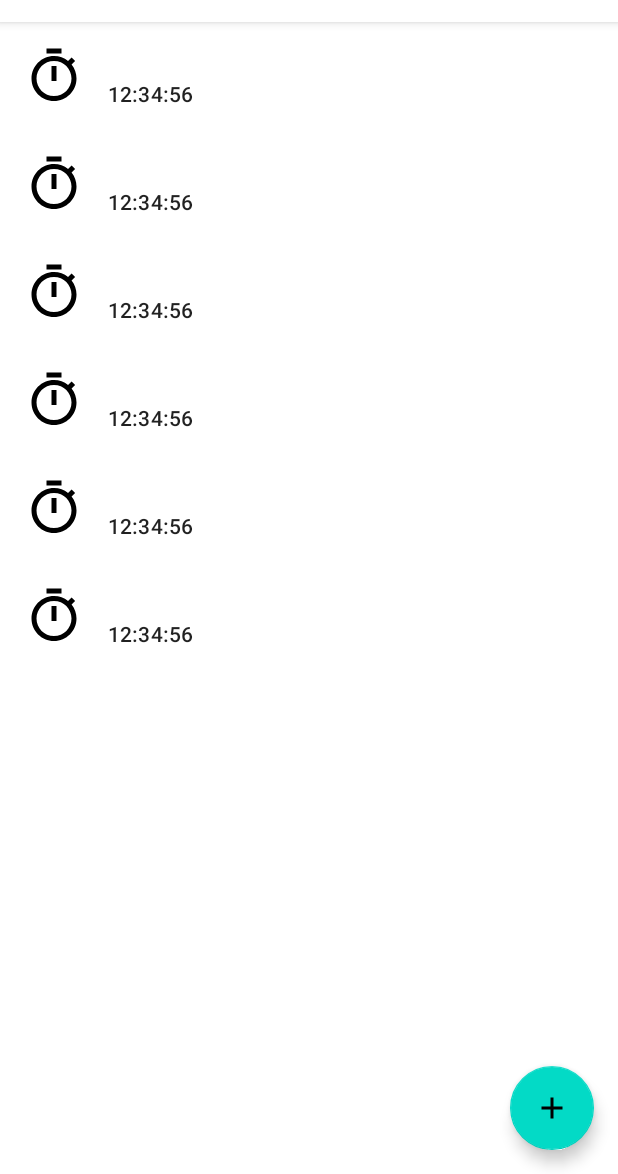
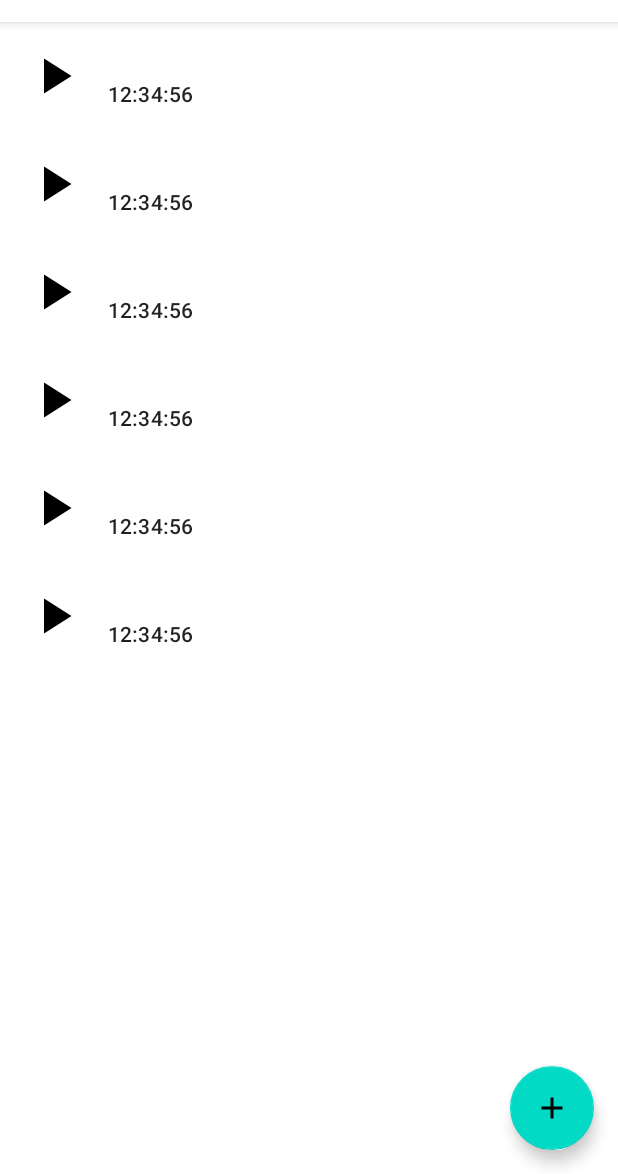
Before and after one commit to csandiego/timesup-android-kotlin, an Android app: the layout fragment_presets.xml on its own in the app's theme, with its tools: preview values and no code run, on a phone screen of 412 x 824 dp, the part 62-1236 px from its top. Run offline under Robolectric (Android 15) with nearby library versions, the phone set to English and light mode, and no system bars.

Commit message:
Update list item icon

```diff
--- a/app/src/main/java/com/github/csandiego/timesup/presets/PresetsFragment.kt
+++ b/app/src/main/java/com/github/csandiego/timesup/presets/PresetsFragment.kt
@@ -165,7 +165,7 @@ class PresetsFragment @Inject constructor(viewModelFactory: ViewModelProvider.Fa
         ) = false
 
         override fun onSwiped(viewHolder: RecyclerView.ViewHolder, direction: Int) {
-            viewModel.delete((viewHolder as ViewHolder).binding.preset)
+            viewModel.delete((viewHolder as ViewHolder).binding.preset!!)
         }
     }
 
--- /dev/null
+++ b/app/src/main/res/drawable/ic_play_arrow.xml
@@ -0,0 +1,4 @@
+<vector android:height="40dp" android:viewportHeight="24.0"
+    android:viewportWidth="24.0" android:width="40dp" xmlns:android="http://schemas.android.com/apk/res/android">
+    <path android:fillColor="#FF000000" android:pathData="M8,5v14l11,-7z"/>
+</vector>
--- a/app/src/main/res/drawable/ic_timer.xml
+++ /dev/null
@@ -1,9 +0,0 @@
-<vector xmlns:android="http://schemas.android.com/apk/res/android"
-    android:width="40dp"
-    android:height="40dp"
-    android:viewportWidth="24.0"
-    android:viewportHeight="24.0">
-    <path
-        android:fillColor="#FF000000"
-        android:pathData="M15,1L9,1v2h6L15,1zM11,14h2L13,8h-2v6zM19.03,7.39l1.42,-1.42c-0.43,-0.51 -0.9,-0.99 -1.41,-1.41l-1.42,1.42C16.07,4.74 14.12,4 12,4c-4.97,0 -9,4.03 -9,9s4.02,9 9,9 9,-4.03 9,-9c0,-2.12 -0.74,-4.07 -1.97,-5.61zM12,20c-3.87,0 -7,-3.13 -7,-7s3.13,-7 7,-7 7,3.13 7,7 -3.13,7 -7,7z" />
-</vector>
--- a/app/src/main/res/layout/list_item_presets.xml
+++ b/app/src/main/res/layout/list_item_presets.xml
@@ -36,7 +36,7 @@
                 android:layout_height="wrap_content"
                 app:layout_constraintStart_toStartOf="parent"
                 app:layout_constraintTop_toTopOf="parent"
-                app:srcCompat="@drawable/ic_timer" />
+                app:srcCompat="@drawable/ic_play_arrow" />
 
             <com.google.android.material.textview.MaterialTextView
                 android:id="@+id/textViewName"
```
